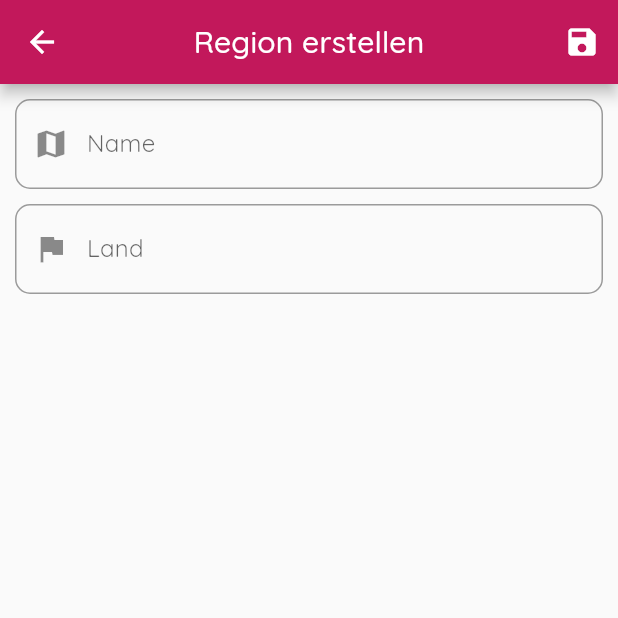
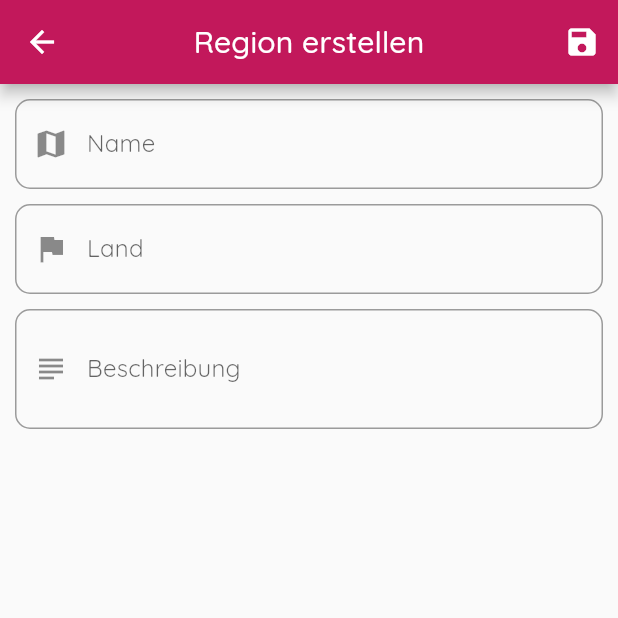
Before and after one commit to felixwollmann/weindb-app, a Flutter app: the screen it shows after launch, item 4 of the bottom bar chosen, after a tap on the "add" icon, on a phone screen of 412 x 824 dp, the top half of it. Run offline on Flutter 3.47's test engine with Material 2 defaults, Android fonts, the phone set to English and light mode, and no system bars; our stand-ins replace equatable, flutter_markdown, google_fonts, shared_preferences; network calls fail.

Commit message:
Version 1.1.0 Mehr kann ich dazu nicht schreiben, weil ich hab keine kleinen Commits sondern alles immer aufgeschoben und hab desewegen keine Ahnung, wofür was geändert wurde.

```diff
--- a/lib/classes/classes.dart
+++ b/lib/classes/classes.dart
@@ -27,7 +27,7 @@ import 'package:weindb/settings_generation/settings_generation.dart';
 // import 'package:shared_preferences/shared_preferences.dart';
 
 
-String base = AppSettingsNoContext.getString('api-host'); // TODO: shared-preferences für host
+String base = AppSettingsNoContext.getString('api-host');
 // String base = 'http://192.168.100.10/';
 
 
--- a/lib/classes/wein.dart
+++ b/lib/classes/wein.dart
@@ -96,7 +96,7 @@ class Wein extends Equatable {
 
     Weinbauer? weinbauer;
     if (data['weinbauern'] != null) {
-      if (regionen.containsKey(data['weinbauern_id'])) {
+      if (weinbauern.containsKey(data['weinbauern_id'])) {
         weinbauer = weinbauern[data['weinbauern_id']]!;
       } else {
         weinbauer = Weinbauer.fromMap(data['weinbauern'], weinbauern);
--- a/lib/classes/weine.dart
+++ b/lib/classes/weine.dart
@@ -39,9 +39,9 @@ class Weine extends DelegatingMap<int, Wein> with ChangeNotifier, publicNotify {
     }
   }
 
-  factory Weine.get() {
+  factory Weine.get({Uri? overridenUrl}) {
     Weine weine = Weine({});
-    weine.reload(show: true);
+    weine.reload(show: true,);
     return weine;
   }
 
--- a/lib/home.dart
+++ b/lib/home.dart
@@ -2,6 +2,7 @@ import 'package:flutter/material.dart';
 import 'package:provider/provider.dart';
 import 'package:weindb/classes/classes.dart';
 import 'package:weindb/pages/search.dart';
+import 'package:weindb/pages/stats.dart';
 // import 'package:weindb/pages/settings.dart';
 // import 'package:provider/provider.dart';
 // import 'package:weindb/classes.dart';
@@ -24,13 +25,15 @@ class _PageState extends State<Page> {
     WeinePage.appBarName,
     WeinbauernPage.appBarName,
     SortenPage.appBarName,
-    RegionenPage.appBarName
+    RegionenPage.appBarName,
+    StatsPage.appBarName
   ];
   static const List<Widget> _widgetOptions = <Widget>[
     WeinePage(),
     WeinbauernPage(),
     SortenPage(),
-    RegionenPage()
+    RegionenPage(),
+    StatsPage(),
   ];
 
   void _onItemTapped(int index) {
@@ -42,11 +45,12 @@ class _PageState extends State<Page> {
 
   @override
   Widget build(BuildContext context) {
-
     ThemeData theme = Theme.of(context);
 
     return Scaffold(
-      floatingActionButton: FloatingActionButton(
+      floatingActionButton: _selectedIndex >= 4
+          ? null
+          : FloatingActionButton(
               child: Icon(Icons.add),
               onPressed: () async {
                 try {
@@ -74,8 +78,7 @@ class _PageState extends State<Page> {
                       ),
                     );
                     if (newSorte != null)
-                Provider.of<Sorten>(context, listen: false)
-                    .add(newSorte);
+                      Provider.of<Sorten>(context, listen: false).add(newSorte);
                   } else if (_selectedIndex == 3) {
                     Region? newRegion = await Navigator.of(context).push(
                       MaterialPageRoute(
@@ -83,7 +86,8 @@ class _PageState extends State<Page> {
                       ),
                     );
                     if (newRegion != null)
-                Provider.of<Regionen>(context, listen: false).add(newRegion);
+                      Provider.of<Regionen>(context, listen: false)
+                          .add(newRegion);
                   }
                 } catch (err) {
                   print(err);
@@ -113,7 +117,9 @@ class _PageState extends State<Page> {
           ),
         ),
         actions: [
-          IconButton(onPressed: () => Navigator.of(context).pushNamed('settings'), icon: Icon(Icons.settings))
+          IconButton(
+              onPressed: () => Navigator.of(context).pushNamed('settings'),
+              icon: Icon(Icons.settings))
         ],
         // actions: [
         //   IconButton(
@@ -145,6 +151,10 @@ class _PageState extends State<Page> {
             icon: Icon(RegionenPage.icon),
             label: RegionenPage.appBarName,
           ),
+          BottomNavigationBarItem(
+            icon: Icon(StatsPage.icon),
+            label: StatsPage.appBarName,
+          )
         ],
         currentIndex: _selectedIndex,
         // selectedItemColor: Colors.amber[800],
--- a/lib/pages/edit/regionen.dart
+++ b/lib/pages/edit/regionen.dart
@@ -18,12 +18,14 @@ class RegionenForm extends StatefulWidget {
 class _RegionenFormState extends State<RegionenForm> {
   final nameController = TextEditingController();
   final landController = TextEditingController();
+  final beschreibungController = TextEditingController();
 
   @override
   void initState() {
     super.initState();
     nameController.text = this.widget.startingValue?.name ?? '';
     landController.text = this.widget.startingValue?.land ?? '';
+    beschreibungController.text = this.widget.startingValue?.beschreibung ?? '';
   }
 
   @override
@@ -75,6 +77,20 @@ class _RegionenFormState extends State<RegionenForm> {
               ),
 
               SizedBox(height: 10),
+              TextFormField(
+                controller: beschreibungController,
+                maxLines: 1000000,
+                minLines: 2,
+                keyboardType: TextInputType.multiline,
+                decoration: InputDecoration(
+                  labelText: 'Beschreibung',
+                  prefixIcon: Icon(Icons.subject),
+                  border: OutlineInputBorder(
+                    borderRadius: BorderRadius.circular(10),
+                  ),
+                ),
+              ),
+              SizedBox(height: 10),
 
               // Add TextFormFields and ElevatedButton here.
             ],
@@ -91,14 +107,13 @@ class _RegionenFormState extends State<RegionenForm> {
 
     // bool textFieldValidation = formKey.currentState!.validate();
 
-    if (!formKey.currentState!.validate() ) return;
+    if (!formKey.currentState!.validate()) return;
 
-    Region newRegion = Region(
-      Provider.of<Regionen>(context, listen: false),
-      id: this.widget.startingValue?.id ?? 0,
-      name: nameController.text,
-      land: landController.text,
-    );
+    Region newRegion = Region(Provider.of<Regionen>(context, listen: false),
+        id: this.widget.startingValue?.id ?? 0,
+        name: nameController.text,
+        land: landController.text,
+        beschreibung: beschreibungController.text);
 
     Navigator.pop(context, newRegion);
   }
--- a/lib/pages/settings.dart
+++ b/lib/pages/settings.dart
@@ -22,6 +22,7 @@ class SettingsPage extends StatelessWidget {
     return Scaffold(
       appBar: AppBar(
         title: Text('Einstellungen'),
+        actions: [IconButton(icon: Icon(Icons.info_outline_rounded), onPressed: () => showAboutDialog(context: context))],
       ),
       body: ListView(
         children: [
--- a/lib/theme/components/Things.dart
+++ b/lib/theme/components/Things.dart
@@ -52,10 +52,14 @@ class WeinePage extends StatelessWidget {
                     Colors.white
                 ? Brightness.dark
                 : Brightness.light,
-            customFunctions: Provider.of<Weine>(context)[wein.id]!.anzahl <= 0 ? null : {
+            customFunctions: Provider.of<Weine>(context)[wein.id]!.anzahl <= 0
+                ? null
+                : {
                     'Als getrunken markieren': () async {
                       try {
-                  await Provider.of<Weine>(context, listen: false)[wein.id]!.drink();
+                        await Provider.of<Weine>(context,
+                                listen: false)[wein.id]!
+                            .drink();
                       } catch (err) {
                         ScaffoldMessenger.of(context).showSnackBar(SnackBar(
                             content: Text(
@@ -72,17 +76,19 @@ class WeinePage extends StatelessWidget {
   @override
   Widget build(BuildContext context) {
     Weine weine = Provider.of<Weine>(context);
-    List<Wein> weinList = weine.values.toList();
+    List<Wein> weinList = weine.values.toList()
+      ..sort((wein1, wein2) => wein1.sorte.name.compareTo(wein2.sorte.name));
     // ThemeData theme = Theme.of(context);
 
-    Widget listView = ListView.separated(
+    Widget listView = Scrollbar(
+        child: ListView.separated(
       itemCount: weine.length,
       separatorBuilder: (context, index) => Divider(),
       itemBuilder: (BuildContext context, int index) {
         Wein wein = weinList[index];
         return weinComponents.listItem(wein, tapped, context);
       },
-    );
+    ));
 
     return weine.showProgress
         ? Center(child: CircularProgressIndicator())
@@ -113,7 +119,6 @@ class WeinbauernPage extends StatelessWidget {
                   context,
                   MaterialPageRoute(
                       fullscreenDialog: true,
-
                       builder: (_) => WeinbauernForm(
                             startingValue:
                                 Provider.of<Weinbauern>(context)[weinbauer.id]!,
@@ -132,16 +137,20 @@ class WeinbauernPage extends StatelessWidget {
   @override
   Widget build(BuildContext context) {
     Weinbauern weinbauern = Provider.of<Weinbauern>(context);
-    List<Weinbauer> weinbauernList = weinbauern.values.toList();
+    List<Weinbauer> weinbauernList = weinbauern.values.toList()
+      ..sort((weinbauer1, weinbauer2) =>
+          weinbauer1.name.compareTo(weinbauer2.name));
     // ThemeData theme = Theme.of(context);
 
-    var listView = ListView.separated(
+    var listView = Scrollbar(
+      child: ListView.separated(
         itemCount: weinbauern.length,
         separatorBuilder: (context, index) => Divider(),
         itemBuilder: (BuildContext context, int index) {
           Weinbauer weinbauer = weinbauernList[index];
           return weinbauernComponents.listItem(weinbauer, tapped, context);
         },
+      ),
     );
     return weinbauern.showProgress
         ? Center(child: CircularProgressIndicator())
@@ -174,7 +183,6 @@ class SortenPage extends StatelessWidget {
                   context,
                   MaterialPageRoute(
                       fullscreenDialog: true,
-
                       builder: (_) => SortenForm(
                             startingValue:
                                 Provider.of<Sorten>(context)[sorte.id]!,
@@ -199,16 +207,19 @@ class SortenPage extends StatelessWidget {
   @override
   Widget build(BuildContext context) {
     Sorten sorten = Provider.of<Sorten>(context);
-    List<Sorte> sortenList = sorten.values.toList();
+    List<Sorte> sortenList = sorten.values.toList()
+      ..sort((sorte1, sorte2) => sorte1.name.compareTo(sorte2.name));
     // ThemeData theme = Theme.of(context);
 
-    var listView = ListView.separated(
+    var listView = Scrollbar(
+      child: ListView.separated(
         itemCount: sorten.length,
         separatorBuilder: (context, index) => Divider(),
         itemBuilder: (BuildContext context, int index) {
           Sorte sorte = sortenList[index];
           return sortenComponents.listItem(sorte, tapped, context);
         },
+      ),
     );
     return sorten.showProgress
         ? Center(child: CircularProgressIndicator())
@@ -239,7 +250,6 @@ class RegionenPage extends StatelessWidget {
                   context,
                   MaterialPageRoute(
                       fullscreenDialog: true,
-
                       builder: (_) => RegionenForm(
                             startingValue:
                                 Provider.of<Regionen>(context)[region.id]!,
@@ -258,16 +268,19 @@ class RegionenPage extends StatelessWidget {
   @override
   Widget build(BuildContext context) {
     Regionen regionen = Provider.of<Regionen>(context);
-    List<Region> regionenList = regionen.values.toList();
+    List<Region> regionenList = regionen.values.toList()
+      ..sort((region1, region2) => region1.name.compareTo(region2.name));
     // ThemeData theme = Theme.of(context);
 
-    var listView = ListView.separated(
+    var listView = Scrollbar(
+      child: ListView.separated(
         itemCount: regionen.length,
         separatorBuilder: (context, index) => Divider(),
         itemBuilder: (BuildContext context, int index) {
           Region region = regionenList[index];
           return regionenComponents.listItem(region, tapped, context);
         },
+      ),
     );
     return regionen.showProgress
         ? Center(child: CircularProgressIndicator())
--- a/pubspec.yaml
+++ b/pubspec.yaml
@@ -15,7 +15,7 @@ publish_to: 'none' # Remove this line if you wish to publish to pub.dev
 # In iOS, build-name is used as CFBundleShortVersionString while build-number used as CFBundleVersion.
 # Read more about iOS versioning at
 # https://developer.apple.com/library/archive/documentation/General/Reference/InfoPlistKeyReference/Articles/CoreFoundationKeys.html
-version: 1.0.0+1
+version: 1.1.0+1
 
 environment:
   sdk: ">=2.12.0 <3.0.0"
@@ -29,7 +29,7 @@ dependencies:
   # Use with the CupertinoIcons class for iOS style icons.
   # cupertino_icons: ^1.0.2
   http: ^0.13.3
-  provider: ^5.0.0
+  provider: ^6.0.0
   quiver: ^3.0.1
   google_fonts: ^2.1.0
   equatable: ^2.0.3
```
Also changed, not shown: lib/main.dart (+8 -10 lines), lib/pages/edit/weinbauern.dart (+4 -5 lines), lib/pages/edit/weine.dart (+16 -12 lines), lib/pages/stats.dart (added, +27 -0 lines), lib/pages/weine.dart (+11 -0 lines), lib/theme/components/CountListItem.dart (+15 -8 lines), pubspec.lock. Lines whose indentation alone changed are shown as unchanged.
